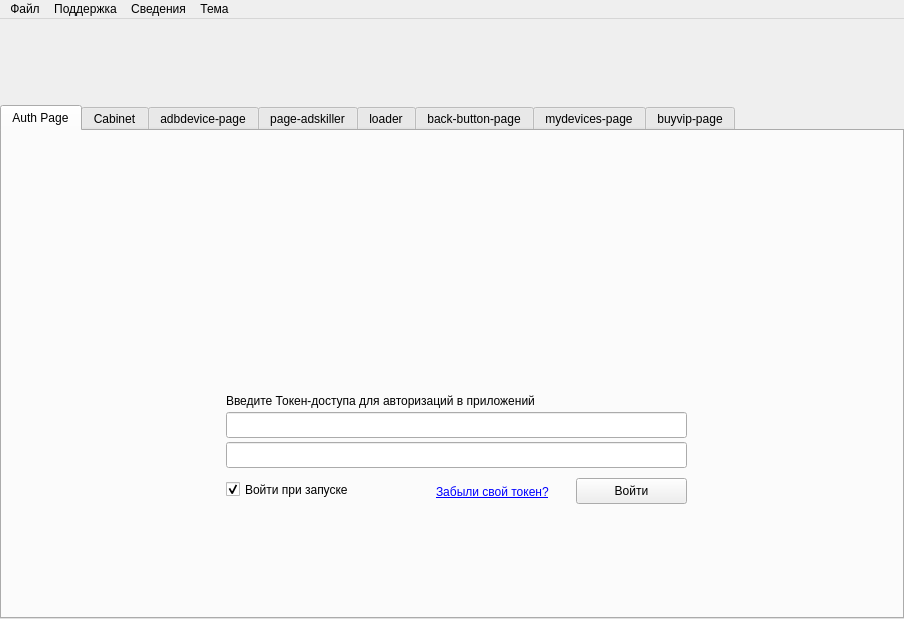
The window that ui/mainwindow.ui (badcast/adskiller) describes before a commit, drawn with Qt 5.
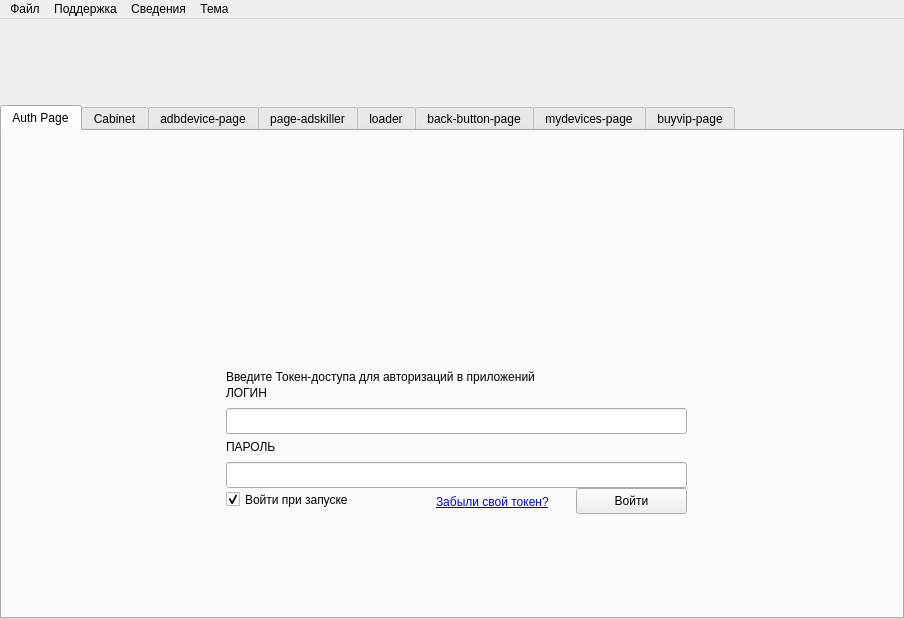
The same window after the commit. Icons and pictures are not drawn.

Commit message: Add login text and other

```diff
--- a/ui/mainwindow.ui
+++ b/ui/mainwindow.ui
@@ -101,7 +101,7 @@
            <property name="spacing">
             <number>0</number>
            </property>
-           <item row="1" column="0">
+           <item row="0" column="0">
             <widget class="QFrame" name="frame_4">
              <property name="minimumSize">
               <size>
@@ -144,7 +144,7 @@
               <property name="geometry">
                <rect>
                 <x>90</x>
-                <y>274</y>
+                <y>294</y>
                 <width>461</width>
                 <height>26</height>
                </rect>
@@ -165,7 +165,7 @@
               <property name="geometry">
                <rect>
                 <x>90</x>
-                <y>224</y>
+                <y>200</y>
                 <width>361</width>
                 <height>18</height>
                </rect>
@@ -178,7 +178,7 @@
               <property name="geometry">
                <rect>
                 <x>90</x>
-                <y>310</y>
+                <y>320</y>
                 <width>191</width>
                 <height>23</height>
                </rect>
@@ -194,7 +194,7 @@
               <property name="geometry">
                <rect>
                 <x>440</x>
-                <y>310</y>
+                <y>320</y>
                 <width>111</width>
                 <height>26</height>
                </rect>
@@ -209,7 +209,7 @@
                 <x>200</x>
                 <y>10</y>
                 <width>221</width>
-                <height>201</height>
+                <height>141</height>
                </rect>
               </property>
               <property name="styleSheet">
@@ -226,7 +226,7 @@
               <property name="geometry">
                <rect>
                 <x>300</x>
-                <y>314</y>
+                <y>324</y>
                 <width>131</width>
                 <height>20</height>
                </rect>
@@ -248,7 +248,7 @@
               <property name="geometry">
                <rect>
                 <x>90</x>
-                <y>244</y>
+                <y>240</y>
                 <width>461</width>
                 <height>26</height>
                </rect>
@@ -265,6 +265,32 @@
                <enum>QLineEdit::EchoMode::Normal</enum>
               </property>
              </widget>
+             <widget class="QLabel" name="label_12">
+              <property name="geometry">
+               <rect>
+                <x>90</x>
+                <y>216</y>
+                <width>58</width>
+                <height>18</height>
+               </rect>
+              </property>
+              <property name="text">
+               <string>ЛОГИН</string>
+              </property>
+             </widget>
+             <widget class="QLabel" name="label_14">
+              <property name="geometry">
+               <rect>
+                <x>90</x>
+                <y>270</y>
+                <width>58</width>
+                <height>18</height>
+               </rect>
+              </property>
+              <property name="text">
+               <string>ПАРОЛЬ</string>
+              </property>
+             </widget>
             </widget>
            </item>
           </layout>
```
The commit also changes 1 other file.
